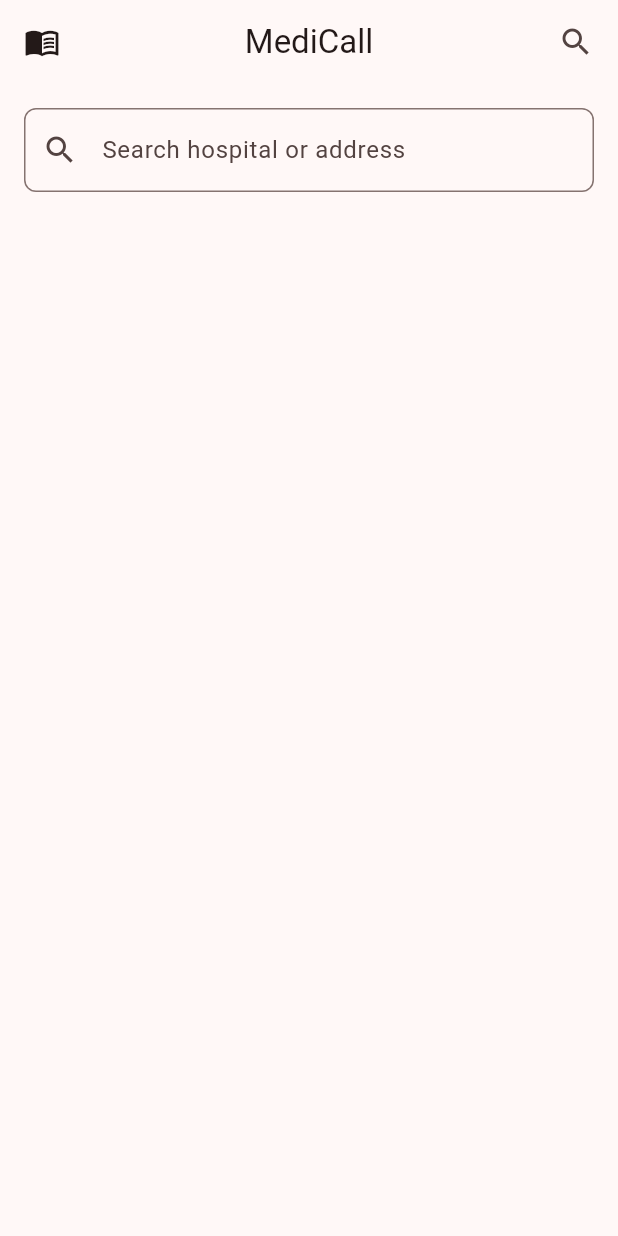
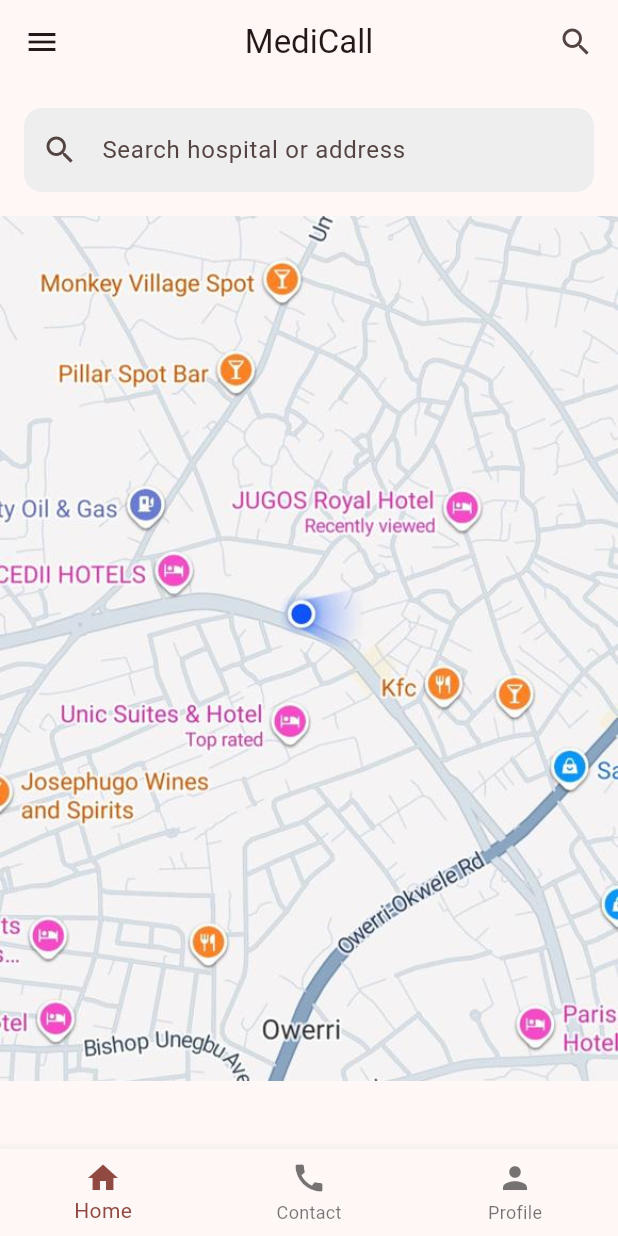
Before and after one commit to JoyObidife/myfirst_app, a Flutter app: the screen it shows after launch, on a phone screen of 412 x 824 dp. Run offline on Flutter 3.47's test engine with Material 3 defaults, Android fonts, the phone set to English and light mode, and no system bars.

Commit message:
Updated_code

```diff
--- /dev/null
+++ b/lib/bottom_navigation.dart
@@ -0,0 +1,39 @@
+import 'package:flutter/material.dart';
+import 'package:myfirst_app/contact_page.dart';
+import 'package:myfirst_app/home_page.dart';
+import 'package:myfirst_app/profile_page.dart';
+
+class BottomNavigation extends StatefulWidget {
+  const BottomNavigation({super.key});
+
+  @override
+  State<BottomNavigation> createState() => _BottomNavigationState();
+}
+
+class _BottomNavigationState extends State<BottomNavigation> {
+  int indexToBeShown = 0;
+
+  var pages = [HomePage(), ContactPage(), ProfilePage()];
+  @override
+  Widget build(BuildContext context) {
+    return Scaffold(
+      body: pages[indexToBeShown],
+
+      bottomNavigationBar: BottomNavigationBar(
+        currentIndex: indexToBeShown,
+        onTap: (value) {
+          setState(() {
+            indexToBeShown = value;
+
+
+          });
+ },
+        items: [
+          BottomNavigationBarItem(label: "Home", icon: Icon(Icons.home)),
+          BottomNavigationBarItem(label: "Contact", icon: Icon(Icons.call)),
+          BottomNavigationBarItem(label: "Profile", icon: Icon(Icons.person)),
+          ],
+      ),
+    );
+  }
+}
--- /dev/null
+++ b/lib/contact_page.dart
@@ -0,0 +1,10 @@
+import 'package:flutter/material.dart';
+
+class ContactPage extends StatelessWidget {
+  const ContactPage({super.key});
+
+  @override
+  Widget build(BuildContext context) {
+    return Center(child: Text("Contact page"),);
+  }
+}
--- a/lib/home_page.dart
+++ b/lib/home_page.dart
@@ -12,34 +12,46 @@ class HomePage extends StatelessWidget {
 
           actions: [
           Padding(
-            padding: const EdgeInsets.only(right: 16),
+            padding: const EdgeInsets.symmetric(horizontal: 16, vertical: 4),
             child: Icon(Icons.search),
           ),
         ],
-        leading: Icon(Icons.menu_book_outlined),
+        leading: Icon(Icons.menu),
       ),
-        body: Column(
+        body: ListView(
       children: [
               Padding(
                 padding: const EdgeInsets.all(16),
                 child: TextField(
                   decoration: InputDecoration(
+                    fillColor: Colors.grey.shade200,
+                    filled: true,
                     prefixIcon: Icon(Icons.search),
                     hintText: "Search hospital or address",
                     border: OutlineInputBorder(
-                    borderSide: BorderSide(color: Colors.grey.shade300),
-                    borderRadius: BorderRadius.circular(8)
+                      borderSide: BorderSide.none,
+                      borderRadius: BorderRadius.circular(12)
 
-                  )
                     ),
                   ),
-            )
+                ),
+              ),
+          // Widget for showing image
+          SizedBox(
+            child: Image.asset(
+              "assets/map.jpg",
+              width: MediaQuery.sizeOf(context).width,
+              height: MediaQuery.sizeOf(context).height * 0.7,
+              fit: BoxFit.cover,
+            ),
+          ),
 
             ],
 
-        )
+          ),
+        );
 
-      );
+
 
   }
 }
--- a/lib/main.dart
+++ b/lib/main.dart
@@ -1,4 +1,5 @@
 import 'package:flutter/material.dart';
+import 'package:myfirst_app/bottom_navigation.dart';
 import 'package:myfirst_app/home_page.dart';
 
 void main() {
@@ -20,7 +21,7 @@ class MyApp extends StatelessWidget {
 
       ),
  debugShowCheckedModeBanner: false,
-      home: HomePage()
+      home: BottomNavigation()
     );
   }
 }
--- /dev/null
+++ b/lib/profile_page.dart
@@ -0,0 +1,10 @@
+import 'package:flutter/material.dart';
+
+class ProfilePage extends StatelessWidget {
+  const ProfilePage({super.key});
+
+  @override
+  Widget build(BuildContext context) {
+    return Center(child: Text("ProfilePage"),);
+  }
+}
--- a/pubspec.yaml
+++ b/pubspec.yaml
@@ -58,9 +58,9 @@ flutter:
   uses-material-design: true
 
   # To add assets to your application, add an assets section, like this:
-  # assets:
-  #   - images/a_dot_burr.jpeg
-  #   - images/a_dot_ham.jpeg
+  assets:
+    - assets/
+
 
   # An image asset can refer to one or more resolution-specific "variants", see
   # https://flutter.dev/to/resolution-aware-images
```
Also changed, not shown: assets/map.jpg (added). Lines whose indentation alone changed are shown as unchanged.
